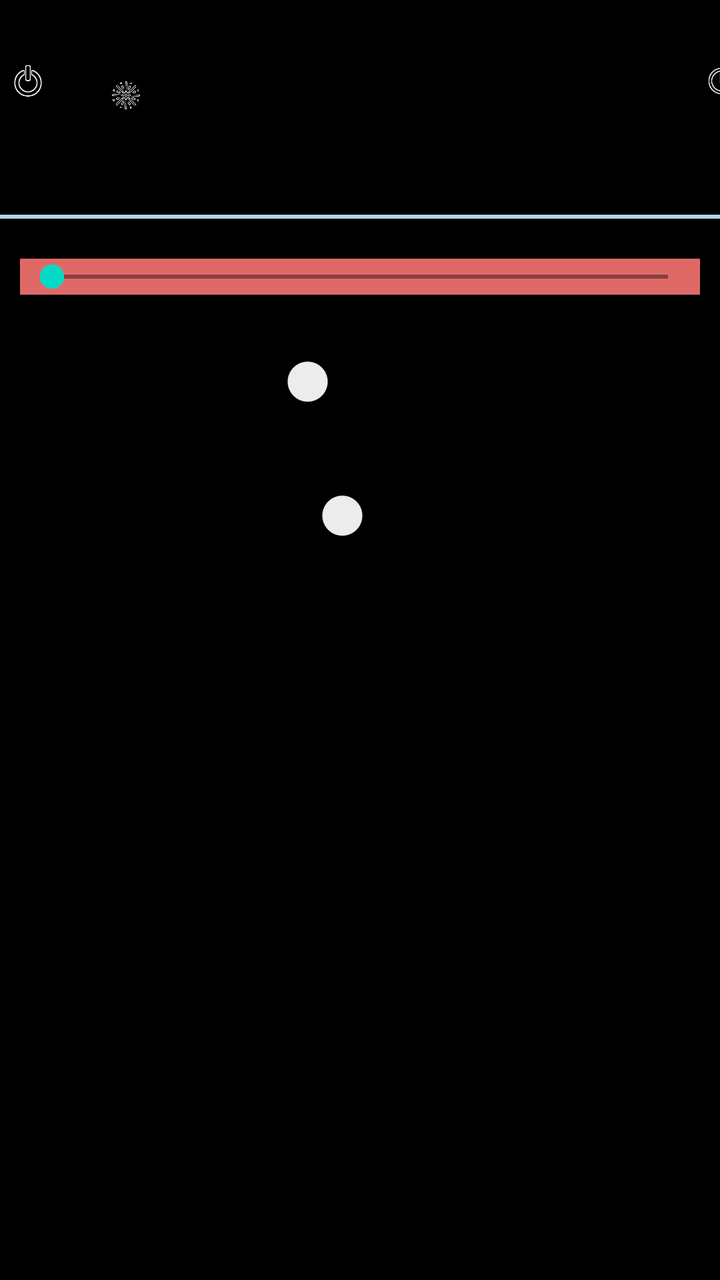
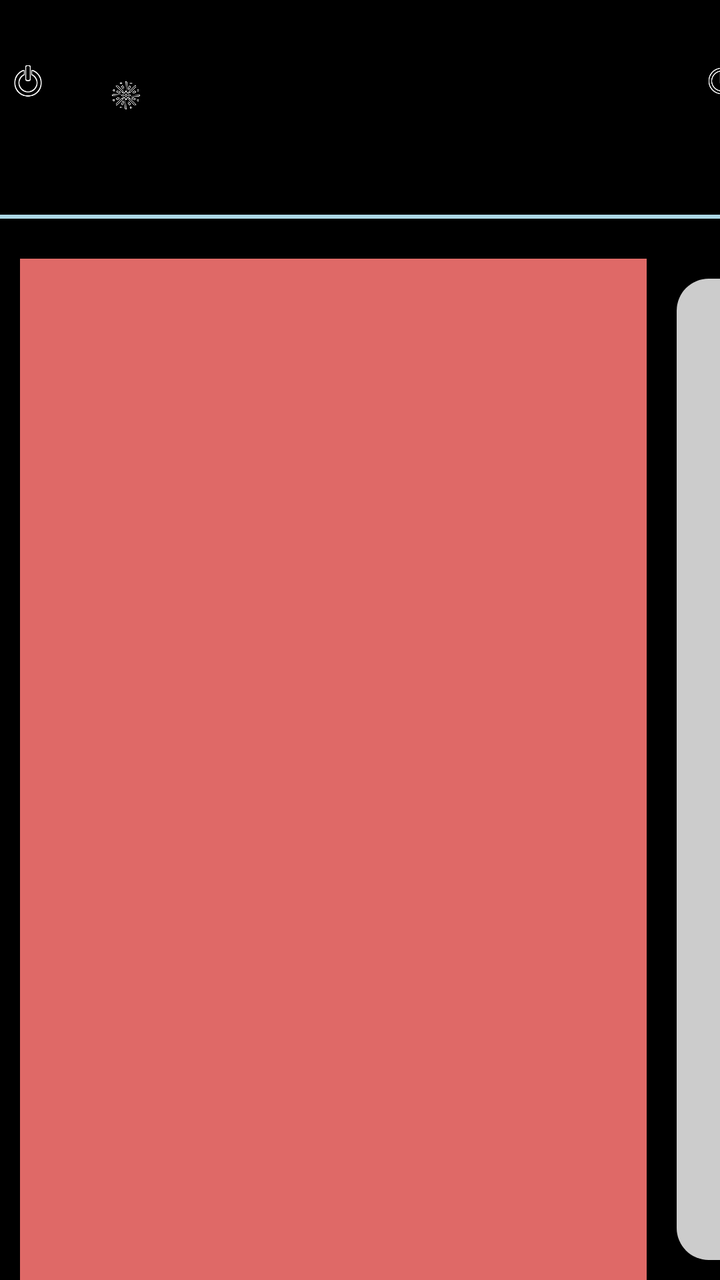

Screens rendered from an Android XML layout before and after an edit, with the pre-edit source and the edit as a unified diff.
<!-- AndroidManifest.xml: activity theme DarkAppTheme -->
<!-- res/layout/activity_main.xml -->
<?xml version="1.0" encoding="utf-8"?>
<LinearLayout xmlns:android="http://schemas.android.com/apk/res/android"
    xmlns:app="http://schemas.android.com/apk/res-auto"
    android:layout_width="match_parent"
    android:layout_height="match_parent"
    android:orientation="vertical">
    <LinearLayout
        android:layout_width="match_parent"
        android:layout_height="wrap_content"
        android:orientation="horizontal">

        <ImageButton
            android:id="@+id/imageButton1"
            android:layout_width="75dp"
            android:layout_height="75dp"
            android:layout_marginLeft="7dp"
            android:layout_marginTop="3dp"
            android:layout_marginRight="0dp"
            android:layout_weight="1"
            android:background="@drawable/transparent_background"
            android:contentDescription="@string/button"
            android:scaleType="centerInside"
            android:src="@drawable/power_button_off_selector" />

        <ImageButton
            android:id="@+id/modesbutton"
            android:layout_width="75dp"
            android:layout_height="75dp"
            android:layout_marginLeft="35dp"
            android:layout_marginTop="10dp"
            android:layout_marginRight="25dp"
            android:layout_weight="1"
            android:background="@drawable/transparent_background"
            android:contentDescription="Button"
            android:scaleType="centerInside"
            android:src="@drawable/modes_button_selector" />

        <TextView
            android:id="@+id/textView"
            android:layout_width="wrap_content"
            android:layout_height="wrap_content"
            android:layout_marginLeft="50dp"
            android:layout_marginTop="12dp"
            android:layout_marginRight="50dp"
            android:layout_weight="1"
            android:gravity="center_horizontal"
            android:text="LED Controller"
            android:textAlignment="center"
            android:textSize="34sp"
            android:textStyle="bold" />

        <ImageView
            android:id="@+id/imageView"
            android:layout_width="wrap_content"
            android:layout_height="wrap_content"
            android:layout_marginLeft="0dp"
            android:layout_marginTop="17dp"
            android:layout_marginRight="0dp"
            android:layout_weight="1"
            android:background="@drawable/transparent_background"
            android:contentDescription="Connection"
            android:scaleType="centerInside"
            app:srcCompat="@drawable/stat_dis_button" />

        <ImageButton
            android:id="@+id/imageButton2"
            android:layout_width="75dp"
            android:layout_height="75dp"
            android:layout_marginLeft="0dp"
            android:layout_marginTop="3dp"
            android:layout_marginRight="0dp"
            android:layout_weight="1"
            android:background="@drawable/transparent_background"
            android:contentDescription="@string/button"
            android:scaleType="centerInside"
            android:src="@drawable/alarm_button_selector" />

        <ImageButton
            android:id="@+id/imageButton3"
            android:layout_width="75dp"
            android:layout_height="75dp"
            android:layout_marginLeft="0dp"
            android:layout_marginTop="3dp"
            android:layout_marginRight="0dp"
            android:layout_weight="1"
            android:background="@drawable/transparent_background"
            android:contentDescription="@string/button"
            android:scaleType="centerInside"
            android:src="@drawable/settings_button_selector" />

    </LinearLayout>

    
    <View
        android:id="@+id/settingModeDivider"
        android:layout_width="match_parent"
        android:layout_height="2dp"
        android:layout_marginTop="10dp"
        android:background="@color/light_blue" />

    
    <FrameLayout
        android:id="@+id/dynamicLayoutContainer"
        android:layout_width="match_parent"
        android:layout_height="wrap_content"
        android:layout_marginStart="10dp"
        android:layout_marginTop="20dp"
        android:layout_marginEnd="10dp"
        android:background="@color/red"
        android:radius="40dp">

        <SeekBar
            android:id="@+id/speedSeekBar"
            android:layout_width="match_parent"
            android:layout_height="wrap_content" />

        <SeekBar
            android:id="@+id/frequencySeekBar"
            android:layout_width="match_parent"
            android:layout_height="wrap_content" />

        <SeekBar
            android:id="@+id/divSeekBar"
            android:layout_width="match_parent"
            android:layout_height="wrap_content" />

    </FrameLayout>

    
    <LinearLayout
        android:layout_width="match_parent"
        android:layout_height="wrap_content"
        android:orientation="horizontal"
        android:layout_marginTop="20dp"
        android:padding="10dp">

        
        <TextView
            android:layout_width="wrap_content"
            android:layout_height="wrap_content"
            android:text="Enable Primary Color"
            android:layout_gravity="center_vertical" />

        <Switch
            android:id="@+id/primaryColorSwitch"
            android:layout_width="wrap_content"
            android:layout_height="wrap_content" />

    </LinearLayout>

    <LinearLayout
        android:layout_width="match_parent"
        android:layout_height="wrap_content"
        android:orientation="horizontal"
        android:layout_marginTop="20dp"
        android:padding="10dp">

        
        <TextView
            android:layout_width="wrap_content"
            android:layout_height="wrap_content"
            android:text="Enable Secondary Color"
            android:layout_gravity="center_vertical" />

        <Switch
            android:id="@+id/secondaryColorSwitch"
            android:layout_width="wrap_content"
            android:layout_height="wrap_content" />

    </LinearLayout>

</LinearLayout>
<!-- resources referenced by this layout -->
<resources>
  <color name="light_blue">#ADD8E6</color>
  <color name="red">#DF6967</color>
  <!-- drawable alarm_button_selector (drawable) -->
  <selector xmlns:android="http://schemas.android.com/apk/res/android">
      
      <item android:drawable="@drawable/alarm_clicked" android:state_pressed="true" />
      <item android:drawable="@drawable/alarm_normal" />
  
  </selector>
  <!-- drawable modes_button_selector (drawable) -->
  <selector xmlns:android="http://schemas.android.com/apk/res/android">
      
      <item android:drawable="@drawable/modes_icon_clicked" android:state_pressed="true" />
      <item android:drawable="@drawable/modes_icon" />
  </selector>
  <!-- drawable power_button_off_selector (drawable) -->
  <selector xmlns:android="http://schemas.android.com/apk/res/android">
      
      <item android:drawable="@drawable/power_clicked" android:state_pressed="true" />
      <item android:drawable="@drawable/power_normal" />
  </selector>
  <!-- drawable settings_button_selector (drawable) -->
  <selector xmlns:android="http://schemas.android.com/apk/res/android">
      
      <item android:drawable="@drawable/settings_clicked" android:state_pressed="true" />
      <item android:drawable="@drawable/settings_normal" />
  </selector>
  <!-- drawable stat_dis_button: png bitmap (drawable, 664 bytes) -->
  <!-- drawable transparent_background (drawable) -->
  <layer-list xmlns:android="http://schemas.android.com/apk/res/android">
      <item android:drawable="@android:color/transparent" />
  </layer-list>
  <string name="button">Button</string>
  <style name="DarkAppTheme" parent="Theme.MaterialComponents.DayNight">
          <item name="windowActionBar">false</item>
          <item name="android:background">@color/black</item>
          <item name="windowNoTitle">true</item>
      </style>
  <!-- drawable alarm_clicked: png bitmap (drawable, 5446 bytes) -->
  <!-- drawable alarm_normal: png bitmap (drawable, 4287 bytes) -->
  <!-- drawable modes_icon_clicked: png bitmap (drawable, 59213 bytes) -->
  <!-- drawable modes_icon: png bitmap (drawable, 54221 bytes) -->
  <!-- drawable power_clicked: png bitmap (drawable, 4766 bytes) -->
  <!-- drawable power_normal: png bitmap (drawable, 3811 bytes) -->
  <!-- drawable settings_clicked: png bitmap (drawable, 7175 bytes) -->
  <!-- drawable settings_normal: png bitmap (drawable, 6334 bytes) -->
  <color name="black">#FF000000</color>
</resources>

<!-- the commit's change to res/layout/activity_main.xml (unified diff, before → after) -->
@@ -98,75 +98,51 @@
         android:layout_marginTop="10dp"
         android:background="@color/light_blue" />
 
-    
-    <FrameLayout
-        android:id="@+id/dynamicLayoutContainer"
-        android:layout_width="match_parent"
-        android:layout_height="wrap_content"
-        android:layout_marginStart="10dp"
-        android:layout_marginTop="20dp"
-        android:layout_marginEnd="10dp"
-        android:background="@color/red"
-        android:radius="40dp">
-
-        <SeekBar
-            android:id="@+id/speedSeekBar"
-            android:layout_width="match_parent"
-            android:layout_height="wrap_content" />
-
-        <SeekBar
-            android:id="@+id/frequencySeekBar"
-            android:layout_width="match_parent"
-            android:layout_height="wrap_content" />
-
-        <SeekBar
-            android:id="@+id/divSeekBar"
-            android:layout_width="match_parent"
-            android:layout_height="wrap_content" />
-
-    </FrameLayout>
-
-    
     <LinearLayout
         android:layout_width="match_parent"
-        android:layout_height="wrap_content"
-        android:orientation="horizontal"
-        android:layout_marginTop="20dp"
-        android:padding="10dp">
+        android:layout_height="match_parent"
+        android:baselineAligned="false"
+        android:orientation="horizontal">
 
         
-        <TextView
-            android:layout_width="wrap_content"
-            android:layout_height="wrap_content"
-            android:text="Enable Primary Color"
-            android:layout_gravity="center_vertical" />
-
-        <Switch
-            android:id="@+id/primaryColorSwitch"
-            android:layout_width="wrap_content"
-            android:layout_height="wrap_content" />
-
-    </LinearLayout>
-
-    <LinearLayout
-        android:layout_width="match_parent"
-        android:layout_height="wrap_content"
-        android:orientation="horizontal"
-        android:layout_marginTop="20dp"
-        android:padding="10dp">
+        <FrameLayout
+            android:id="@+id/dynamicLayoutContainer"
+            android:layout_width="0dp"
+            android:layout_height="match_parent"
+            android:layout_marginStart="10dp"
+            android:layout_marginTop="20dp"
+            android:layout_marginEnd="5dp"
+            android:layout_weight="10"
+            android:background="@color/red" />
 
         
-        <TextView
-            android:layout_width="wrap_content"
-            android:layout_height="wrap_content"
-            android:text="Enable Secondary Color"
-            android:layout_gravity="center_vertical" />
+        <LinearLayout xmlns:android="http://schemas.android.com/apk/res/android"
+            android:layout_width="0dp"
+            android:layout_weight="1"
+            android:layout_marginTop="20dp"
+            android:layout_height="match_parent"
+            android:orientation="vertical">
+            <FrameLayout
+                android:id="@+id/sliderContainer"
+                android:layout_width="50dp"
+                android:layout_height="match_parent"
+                android:layout_margin="10dp">
 
-        <Switch
-            android:id="@+id/secondaryColorSwitch"
-            android:layout_width="wrap_content"
-            android:layout_height="wrap_content" />
+                
+                <View
+                    android:id="@+id/sliderBackground"
+                    android:layout_width="match_parent"
+                    android:layout_height="match_parent"
+                    android:background="@drawable/slider_background" />
 
+                
+                <View
+                    android:id="@+id/sliderThumb"
+                    android:layout_width="match_parent"
+                    android:layout_height="0dp"
+                    android:layout_gravity="bottom"
+                    android:background="@drawable/slider_thumb" />
+            </FrameLayout>
+        </LinearLayout>
     </LinearLayout>
-
 </LinearLayout>
<!-- resource entries referenced after the edit -->
@@ -27,6 +27,16 @@
       <item android:drawable="@drawable/settings_clicked" android:state_pressed="true" />
       <item android:drawable="@drawable/settings_normal" />
   </selector>
+  <!-- drawable slider_background (drawable) -->
+  <shape xmlns:android="http://schemas.android.com/apk/res/android">
+      <solid android:color="#CCCCCC" />
+      <corners android:radius="16dp" />
+  </shape>
+  <!-- drawable slider_thumb (drawable) -->
+  <shape xmlns:android="http://schemas.android.com/apk/res/android">
+      <solid android:color="#FF5722" />
+      <corners android:radius="16dp" />
+  </shape>
   <!-- drawable stat_dis_button: png bitmap (drawable, 664 bytes) -->
   <!-- drawable transparent_background (drawable) -->
   <layer-list xmlns:android="http://schemas.android.com/apk/res/android">
